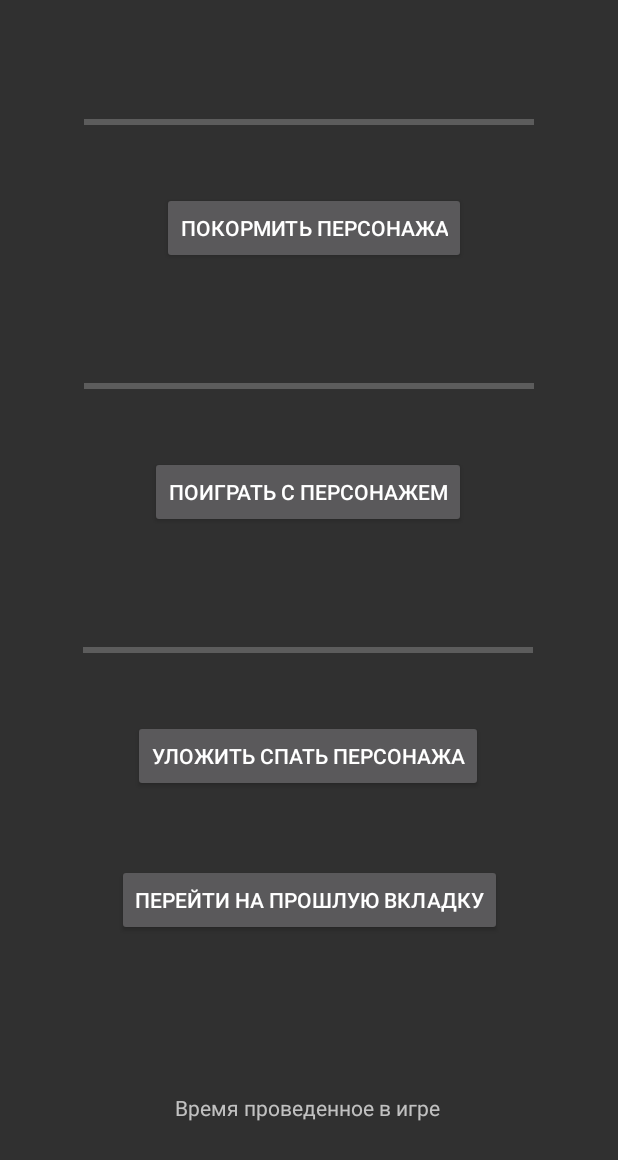
After one commit to KirillAleshenkov/Tamagotchi, an Android app: the MainActivity2 screen opened directly, with no data from a screen before it, on a phone screen of 412 x 824 dp. The commit adds this screen. Shown: the top 1160 px of the screen. Run offline under Robolectric (Android 15) with nearby library versions, the phone set to English and light mode, and no system bars.

Commit message:
А я тут причем????

```diff
--- a/app/src/main/AndroidManifest.xml
+++ b/app/src/main/AndroidManifest.xml
@@ -13,7 +13,7 @@
         android:theme="@style/Theme.Design.NoActionBar"
         tools:targetApi="31">
         <activity
-            android:name=".Interactions"
+            android:name=".MainActivity2"
             android:exported="false">
             <meta-data
                 android:name="android.app.lib_name"
--- /dev/null
+++ b/app/src/main/res/layout/activity_main2.xml
@@ -0,0 +1,135 @@
+<?xml version="1.0" encoding="utf-8"?>
+<androidx.constraintlayout.widget.ConstraintLayout xmlns:android="http://schemas.android.com/apk/res/android"
+    xmlns:app="http://schemas.android.com/apk/res-auto"
+    xmlns:tools="http://schemas.android.com/tools"
+    android:layout_width="match_parent"
+    android:layout_height="match_parent">
+
+    <Button
+        android:id="@+id/button"
+        android:layout_width="wrap_content"
+        android:layout_height="wrap_content"
+        android:layout_marginTop="128dp"
+        android:onClick="onClick1"
+        android:text="Покормить персонажа"
+        app:layout_constraintEnd_toEndOf="parent"
+        app:layout_constraintHorizontal_bias="0.516"
+        app:layout_constraintStart_toStartOf="parent"
+        app:layout_constraintTop_toTopOf="parent" />
+
+    <Button
+        android:id="@+id/button2"
+        android:layout_width="wrap_content"
+        android:layout_height="wrap_content"
+        android:layout_marginTop="128dp"
+        android:onClick="onClick2"
+        android:text="Поиграть с персонажем"
+        app:layout_constraintEnd_toEndOf="parent"
+        app:layout_constraintHorizontal_bias="0.497"
+        app:layout_constraintStart_toStartOf="parent"
+        app:layout_constraintTop_toBottomOf="@+id/button" />
+
+    <Button
+        android:id="@+id/button3"
+        android:layout_width="wrap_content"
+        android:layout_height="wrap_content"
+        android:layout_marginTop="128dp"
+        android:onClick="onClick3"
+        android:text="Уложить спать персонажа"
+        app:layout_constraintEnd_toEndOf="parent"
+        app:layout_constraintHorizontal_bias="0.497"
+        app:layout_constraintStart_toStartOf="parent"
+        app:layout_constraintTop_toBottomOf="@+id/button2" />
+
+    <TextView
+        android:id="@+id/textView6"
+        android:layout_width="wrap_content"
+        android:layout_height="wrap_content"
+        android:layout_marginTop="28dp"
+        app:layout_constraintEnd_toEndOf="parent"
+        app:layout_constraintStart_toStartOf="parent"
+        app:layout_constraintTop_toTopOf="parent" />
+
+    <TextView
+        android:id="@+id/textView7"
+        android:layout_width="wrap_content"
+        android:layout_height="wrap_content"
+        android:layout_marginTop="28dp"
+        app:layout_constraintEnd_toEndOf="parent"
+        app:layout_constraintHorizontal_bias="0.501"
+        app:layout_constraintStart_toStartOf="parent"
+        app:layout_constraintTop_toBottomOf="@+id/button" />
+
+    <TextView
+        android:id="@+id/textView8"
+        android:layout_width="wrap_content"
+        android:layout_height="wrap_content"
+        android:layout_marginTop="28dp"
+        app:layout_constraintEnd_toEndOf="parent"
+        app:layout_constraintStart_toStartOf="parent"
+        app:layout_constraintTop_toBottomOf="@+id/button2" />
+
+    <TextView
+        android:id="@+id/textView9"
+        android:layout_width="wrap_content"
+        android:layout_height="wrap_content"
+        android:layout_marginTop="12dp"
+        android:text="Время проведенное в игре"
+        app:layout_constraintBottom_toTopOf="@+id/textView10"
+        app:layout_constraintEnd_toEndOf="parent"
+        app:layout_constraintHorizontal_bias="0.497"
+        app:layout_constraintStart_toStartOf="parent"
+        app:layout_constraintTop_toBottomOf="@+id/button3"
+        app:layout_constraintVertical_bias="0.882" />
+
+    <TextView
+        android:id="@+id/textView10"
+        android:layout_width="wrap_content"
+        android:layout_height="wrap_content"
+        android:layout_marginBottom="31dp"
+        app:layout_constraintBottom_toBottomOf="parent"
+        app:layout_constraintEnd_toEndOf="parent"
+        app:layout_constraintStart_toStartOf="parent" />
+
+    <ProgressBar
+        android:id="@+id/progressBar5"
+        style="?android:attr/progressBarStyleHorizontal"
+        android:layout_width="300dp"
+        android:layout_height="wrap_content"
+        android:layout_marginTop="73dp"
+        app:layout_constraintEnd_toEndOf="parent"
+        app:layout_constraintStart_toStartOf="parent"
+        app:layout_constraintTop_toTopOf="parent" />
+
+    <ProgressBar
+        android:id="@+id/progressBar6"
+        style="?android:attr/progressBarStyleHorizontal"
+        android:layout_width="300dp"
+        android:layout_height="wrap_content"
+        android:layout_marginTop="73dp"
+        app:layout_constraintEnd_toEndOf="parent"
+        app:layout_constraintStart_toStartOf="parent"
+        app:layout_constraintTop_toBottomOf="@+id/button" />
+
+    <ProgressBar
+        android:id="@+id/progressBar7"
+        style="?android:attr/progressBarStyleHorizontal"
+        android:layout_width="300dp"
+        android:layout_height="wrap_content"
+        android:layout_marginTop="73dp"
+        app:layout_constraintEnd_toEndOf="parent"
+        app:layout_constraintHorizontal_bias="0.495"
+        app:layout_constraintStart_toStartOf="parent"
+        app:layout_constraintTop_toBottomOf="@+id/button2" />
+
+    <Button
+        android:id="@+id/button4"
+        android:layout_width="wrap_content"
+        android:layout_height="wrap_content"
+        android:layout_marginTop="48dp"
+        android:onClick="onClick_per"
+        android:text="Перейти на прошлую вкладку"
+        app:layout_constraintEnd_toEndOf="parent"
+        app:layout_constraintStart_toStartOf="parent"
+        app:layout_constraintTop_toBottomOf="@+id/button3" />
+</androidx.constraintlayout.widget.ConstraintLayout>
--- /dev/null
+++ b/app/src/main/res/values/ids.xml
@@ -0,0 +1,4 @@
+<?xml version="1.0" encoding="utf-8"?>
+<resources>
+    <item name="waveLoadingView" type="id" />
+</resources>
```
Also changed, not shown: app/src/main/java/com/example/tamagotchi/DbConst.java (+8 -0 lines), app/src/main/java/com/example/tamagotchi/DbHelper.java (added, +23 -0 lines), app/src/main/java/com/example/tamagotchi/DbManager.java (added, +36 -0 lines), app/src/main/java/com/example/tamagotchi/Interactions.java (deleted, +0 -14 lines), app/src/main/java/com/example/tamagotchi/MainActivity.java (+13 -2 lines), app/src/main/java/com/example/tamagotchi/MainActivity2.java (added, +98 -0 lines), app/src/main/res/layout/activity_interactions.xml (deleted, +0 -66 lines), app/src/main/res/layout/activity_main.xml (+45 -0 lines).
